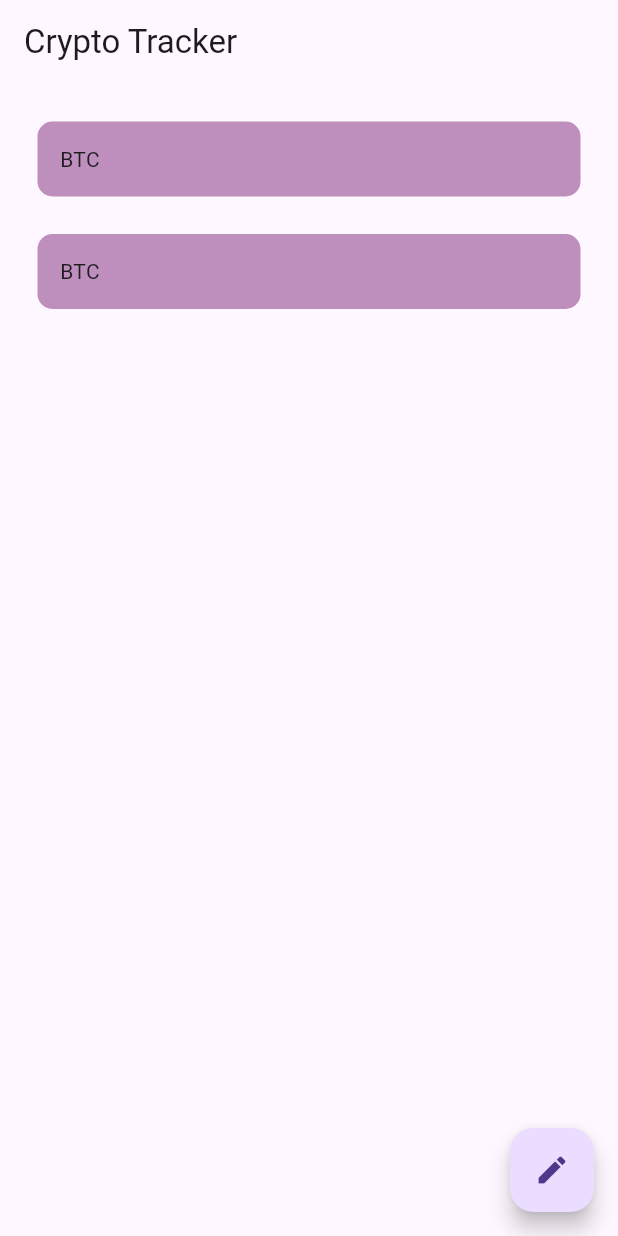
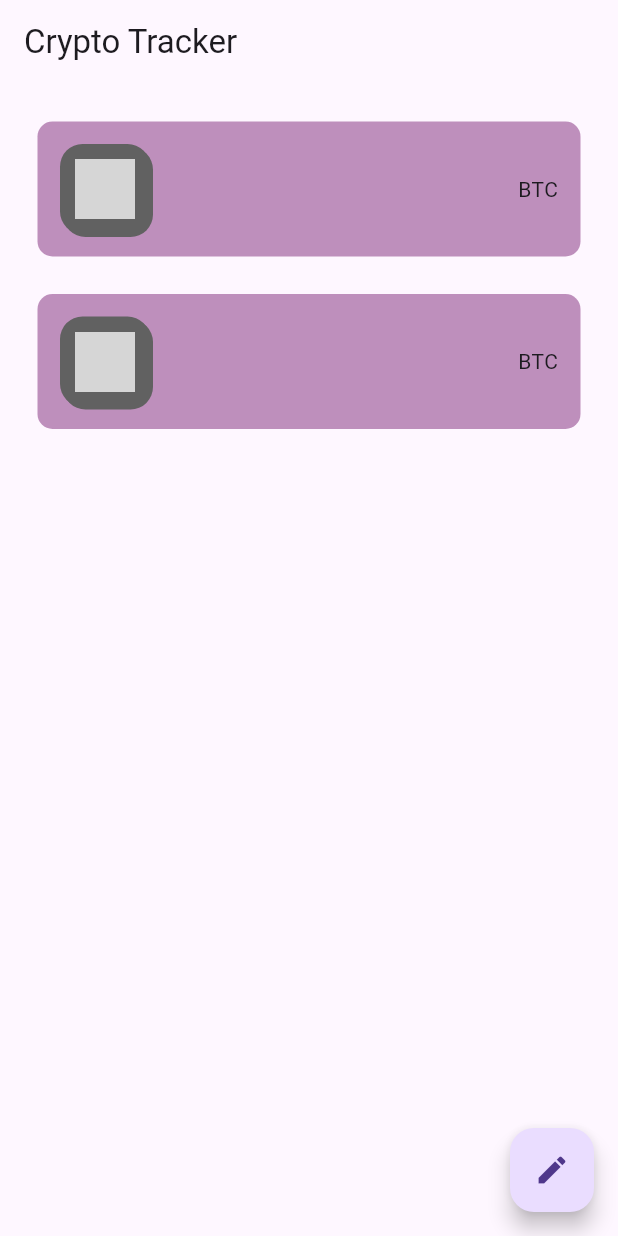
Before and after one commit to Kemberz/crypto_tracker, a Flutter app: the screen it shows after launch, on a phone screen of 412 x 824 dp. Run offline on Flutter 3.47's test engine with Material 3 defaults, Android fonts, the phone set to English and light mode, and no system bars; drawn by our look-alikes of flutter_slidable; network calls fail; grey boxes are pictures that could not be loaded.

Commit message:
getting crypto icon from web source and prepping list tiles

```diff
--- a/lib/util/coin_tile.dart
+++ b/lib/util/coin_tile.dart
@@ -4,10 +4,12 @@ import 'package:flutter_slidable/flutter_slidable.dart';
 class coinTile extends StatelessWidget {
   final String coinName;
   Function(BuildContext)? notificationFunction;
+  final String cryptoIcon;
 
   coinTile({super.key,
     required this.coinName,
-     this.notificationFunction
+    this.notificationFunction,
+    this.cryptoIcon = 'https://assets.coingecko.com/coins/images/1/large/bitcoin.png?1696501400',
   });
 
   @override
@@ -33,7 +35,25 @@ class coinTile extends StatelessWidget {
             borderRadius: BorderRadius.circular(10),
           ),
           child: Row(
+            mainAxisAlignment: MainAxisAlignment.spaceBetween,
             children: [
+              Container(
+                width: 60,
+                height: 60,
+                decoration: BoxDecoration(
+                  color: Colors.grey[700],
+                  borderRadius: BorderRadius.circular(15),
+                  boxShadow: [
+                    BoxShadow(
+                      color: Colors.grey[700]!,
+                      offset: const Offset(2, 2),
+                    )
+                  ]),
+                  child: Padding(
+                    padding: const EdgeInsets.all(10),
+                    child: Image.network(cryptoIcon),
+                  ),
+              ),
               //task name
               Text(
                 "BTC"
```
